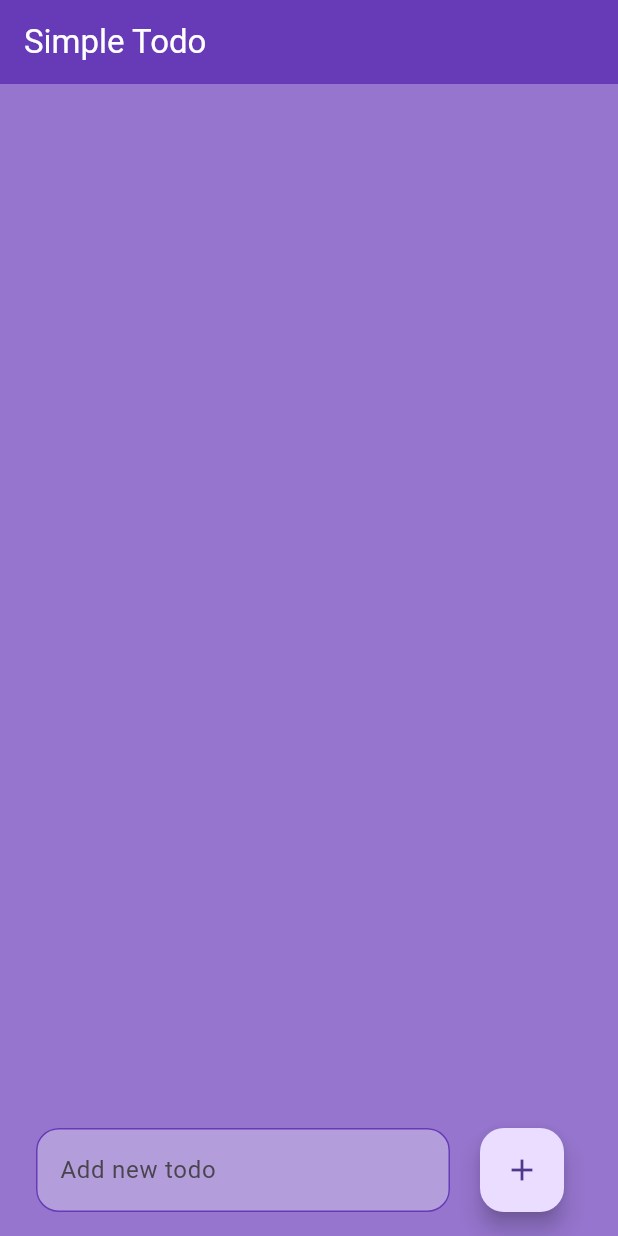
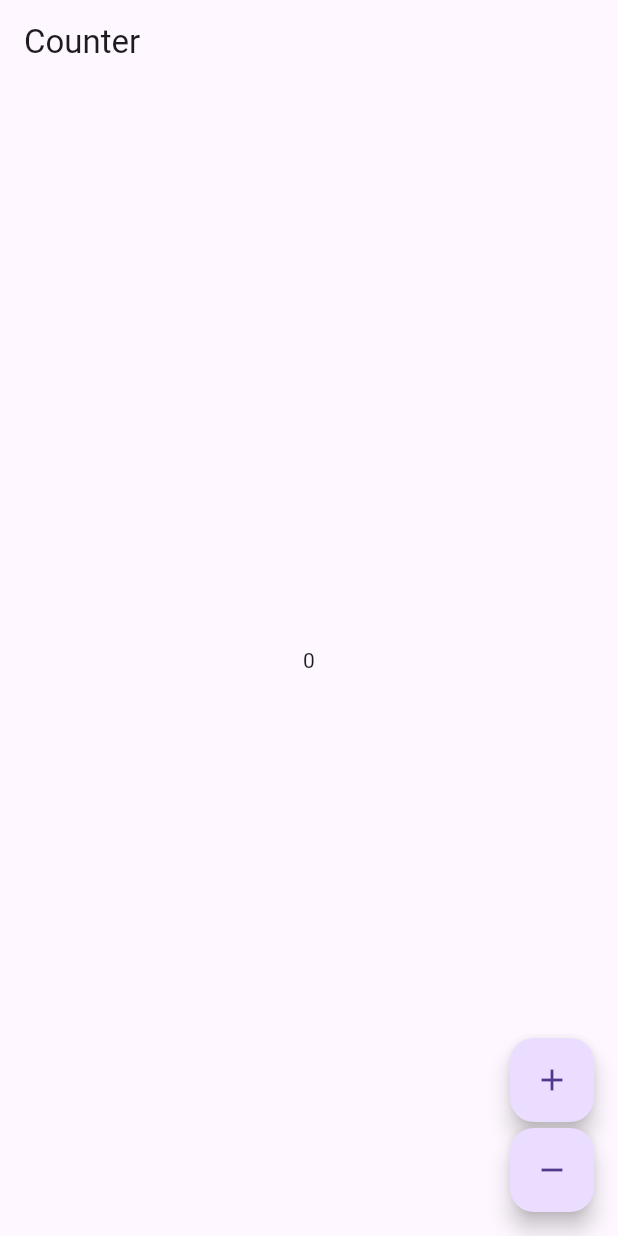
Before and after one commit to woragis/todo-list-app, a Flutter app: the screen it shows after launch, on a phone screen of 412 x 824 dp. Run offline on Flutter 3.47's test engine with Material 3 defaults, Android fonts, the phone set to English and light mode, and no system bars; our stand-ins replace flutter_bloc, flutter_slidable.

Commit message:
Implement prototype code of bloc

```diff
--- /dev/null
+++ b/mobile/lib/bloc/counter_cubit.dart
@@ -0,0 +1,8 @@
+import 'package:flutter_bloc/flutter_bloc.dart';
+
+class CounterCubit extends Cubit<int> {
+  CounterCubit() : super(0);
+
+  void increment() => emit(state + 1);
+  void decrement() => emit(state - 1);
+}
--- a/mobile/lib/main.dart
+++ b/mobile/lib/main.dart
@@ -1,5 +1,8 @@
 import 'package:flutter/material.dart';
-import 'package:todo_mobile/screens/home_page.dart';
+import 'package:flutter_bloc/flutter_bloc.dart';
+import 'package:todo_mobile/bloc/counter_cubit.dart';
+// import 'package:todo_mobile/screens/home_page.dart';
+import 'package:todo_mobile/screens/counter_page.dart';
 
 void main() {
   runApp(const MyApp());
@@ -12,7 +15,10 @@ class MyApp extends StatelessWidget {
   Widget build(BuildContext context) {
     return MaterialApp(
       debugShowCheckedModeBanner: false,
-      home: HomePage(),
+      home: BlocProvider(
+        create: (_) => CounterCubit(),
+        child: CounterPage(),
+      ),
     );
   }
 }
--- /dev/null
+++ b/mobile/lib/screens/counter_page.dart
@@ -0,0 +1,30 @@
+import 'package:flutter/material.dart';
+import 'package:flutter_bloc/flutter_bloc.dart';
+import 'package:todo_mobile/bloc/counter_cubit.dart';
+
+class CounterPage extends StatelessWidget {
+  @override
+  Widget build(BuildContext context) {
+    return Scaffold(
+      appBar: AppBar(title: const Text('Counter')),
+      body: BlocBuilder<CounterCubit, int>(
+        builder: (context, count) => Center(child: Text('$count')),
+      ),
+      floatingActionButton: Column(
+        crossAxisAlignment: CrossAxisAlignment.end,
+        mainAxisAlignment: MainAxisAlignment.end,
+        children: <Widget>[
+          FloatingActionButton(
+            child: const Icon(Icons.add),
+            onPressed: () => context.read<CounterCubit>().increment(),
+          ),
+          const SizedBox(height: 4),
+          FloatingActionButton(
+            child: const Icon(Icons.remove),
+            onPressed: () => context.read<CounterCubit>().decrement(),
+          ),
+        ],
+      ),
+    );
+  }
+}
--- a/mobile/lib/screens/home_page.dart
+++ b/mobile/lib/screens/home_page.dart
@@ -1,4 +1,5 @@
 import 'package:flutter/material.dart';
+// import 'package:flutter_bloc/flutter_bloc.dart';
 import 'package:todo_mobile/utils/todo_list.dart';
 import 'package:todo_mobile/services/todo_service.dart';
 import 'package:todo_mobile/models/todo_model.dart';
@@ -129,7 +130,7 @@ class _HomePageState extends State<HomePage> {
     return Scaffold(
       backgroundColor: Colors.deepPurple.shade300,
       appBar: AppBar(
-        title: const Text("Simple Todo"),
+        title: Text("Simple Todo"),
         backgroundColor: Colors.deepPurple,
         foregroundColor: Colors.white,
       ),
--- a/mobile/pubspec.yaml
+++ b/mobile/pubspec.yaml
@@ -36,6 +36,8 @@ dependencies:
   cupertino_icons: ^1.0.8
   flutter_slidable: ^3.1.2
   http: ^1.2.2
+  bloc: ^9.0.0
+  flutter_bloc: ^9.0.0
 
 dev_dependencies:
   flutter_test:
```
Also changed, not shown: mobile/pubspec.lock.
